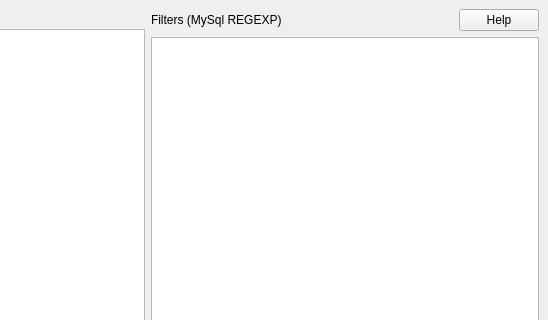
First picture: the form in views/CategoriesView.ui, repository xcarol/wmm-qt, before the edit; both pictures show x 252 to 800 and y 0 to 320 of the 800 by 600 pixel window.
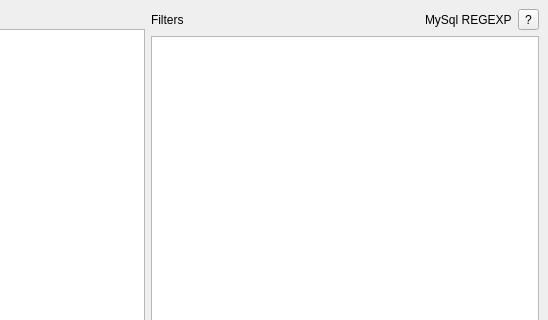
Second picture: the form after the edit.

Commit message: add and remove filters

What changed in the file:
```diff
--- a/views/CategoriesView.ui
+++ b/views/CategoriesView.ui
@@ -74,7 +74,7 @@
         <item>
          <widget class="QLabel" name="label_2">
           <property name="text">
-           <string>Filters (MySql REGEXP)</string>
+           <string>Filters</string>
           </property>
          </widget>
         </item>
@@ -92,9 +92,16 @@
          </spacer>
         </item>
         <item>
-         <widget class="QPushButton" name="helpButton">
+         <widget class="QLabel" name="label_3">
           <property name="text">
-           <string>Help</string>
+           <string>MySql REGEXP</string>
+          </property>
+         </widget>
+        </item>
+        <item>
+         <widget class="QToolButton" name="helpButton">
+          <property name="text">
+           <string>?</string>
           </property>
          </widget>
         </item>
```
The commit also changes 4 other files.
